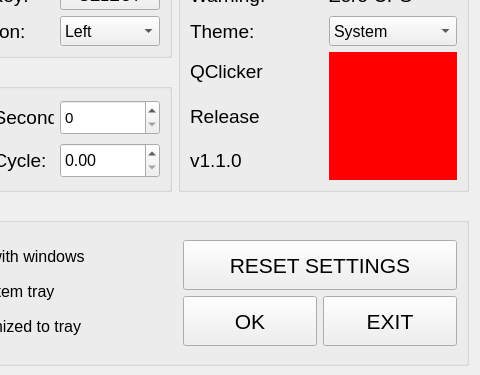
First picture: the form in mainwindow.ui, repository liqwave/QClicker, before the edit; both pictures show x 120 to 600 and y 99 to 474 of the 600 by 474 pixel window.
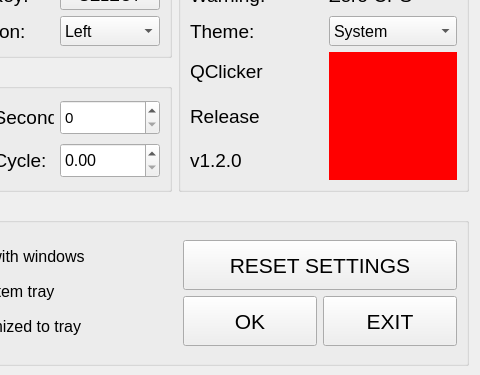
Second picture: the form after the edit.

Patch:
```diff
--- a/mainwindow.ui
+++ b/mainwindow.ui
@@ -536,7 +536,7 @@
                 </font>
                </property>
                <property name="text">
-                <string>v1.1.0</string>
+                <string>v1.2.0</string>
                </property>
               </widget>
              </item>
```
